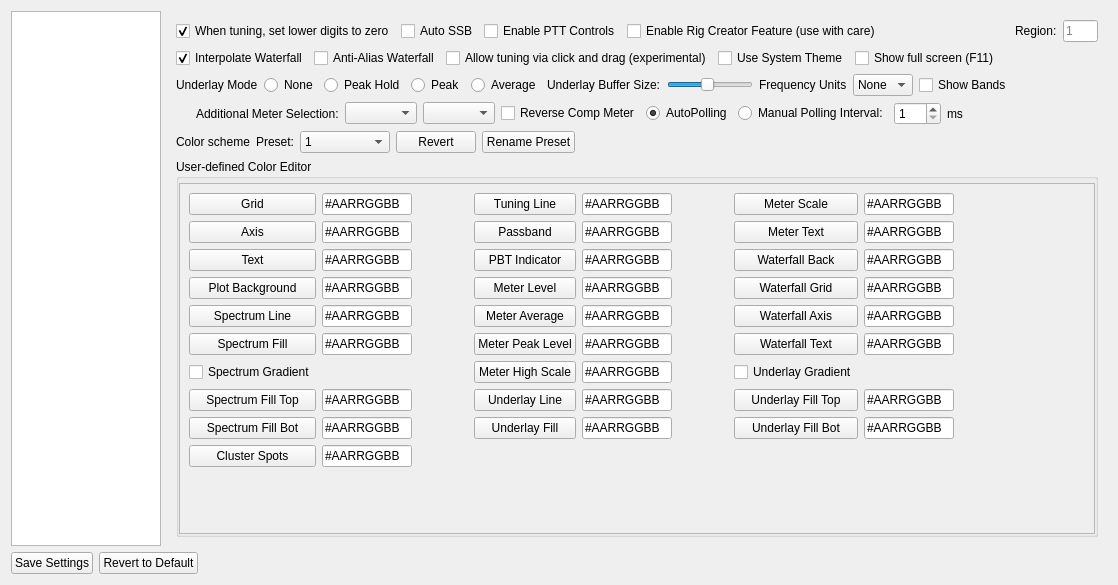
Qt form settingswidget.ui (adecarolis/wfweb) before a commit.
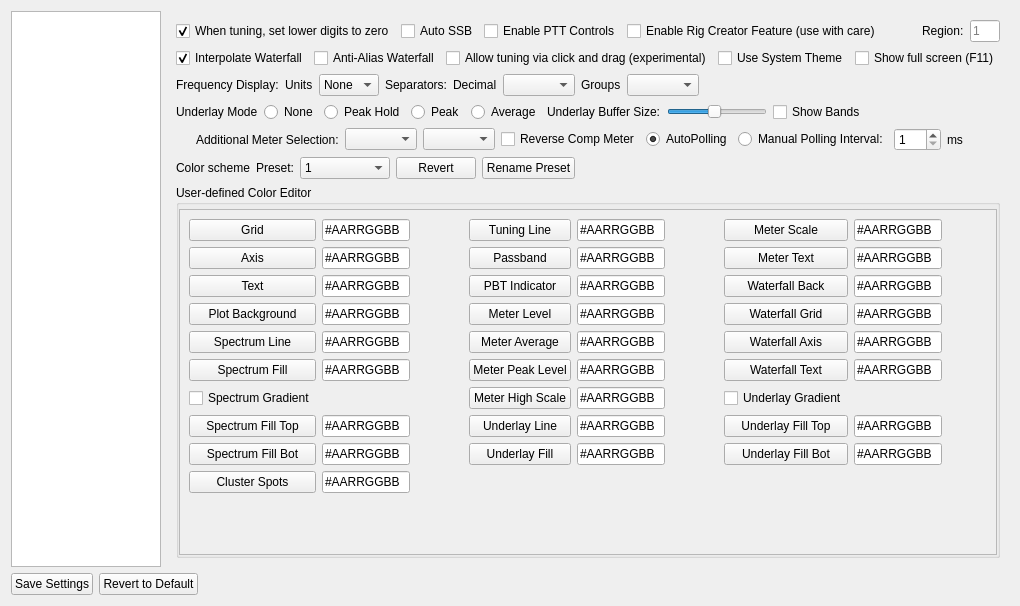
The same form after that commit. Custom widgets are drawn as their Qt base class.

Commit message: Add custom separators

Patch:
```diff
--- a/settingswidget.ui
+++ b/settingswidget.ui
@@ -6,8 +6,8 @@
    <rect>
     <x>0</x>
     <y>0</y>
-    <width>1118</width>
-    <height>585</height>
+    <width>1020</width>
+    <height>606</height>
    </rect>
   </property>
   <property name="windowTitle">
@@ -914,6 +914,93 @@
            </item>
           </layout>
          </item>
+         <item>
+          <layout class="QHBoxLayout" name="horizontalLayout_6">
+           <item>
+            <widget class="QLabel" name="label_3">
+             <property name="text">
+              <string>Frequency Display:</string>
+             </property>
+            </widget>
+           </item>
+           <item>
+            <widget class="QLabel" name="label_11">
+             <property name="text">
+              <string>Units</string>
+             </property>
+            </widget>
+           </item>
+           <item>
+            <widget class="QComboBox" name="frequencyUnitsCombo">
+             <item>
+              <property name="text">
+               <string>None</string>
+              </property>
+             </item>
+             <item>
+              <property name="text">
+               <string>Hz</string>
+              </property>
+             </item>
+             <item>
+              <property name="text">
+               <string>KHz</string>
+              </property>
+             </item>
+             <item>
+              <property name="text">
+               <string>MHz</string>
+              </property>
+             </item>
+             <item>
+              <property name="text">
+               <string>GHz</string>
+              </property>
+             </item>
+            </widget>
+           </item>
+           <item>
+            <widget class="QLabel" name="label_9">
+             <property name="text">
+              <string>Separators:</string>
+             </property>
+            </widget>
+           </item>
+           <item>
+            <widget class="QLabel" name="label_12">
+             <property name="text">
+              <string>Decimal</string>
+             </property>
+            </widget>
+           </item>
+           <item>
+            <widget class="QComboBox" name="decimalSeparatorsCombo"/>
+           </item>
+           <item>
+            <widget class="QLabel" name="label_10">
+             <property name="text">
+              <string>Groups</string>
+             </property>
+            </widget>
+           </item>
+           <item>
+            <widget class="QComboBox" name="groupSeparatorsCombo"/>
+           </item>
+           <item>
+            <spacer name="horizontalSpacer_9">
+             <property name="orientation">
+              <enum>Qt::Horizontal</enum>
+             </property>
+             <property name="sizeHint" stdset="0">
+              <size>
+               <width>40</width>
+               <height>20</height>
+              </size>
+             </property>
+            </spacer>
+           </item>
+          </layout>
+         </item>
          <item>
           <layout class="QHBoxLayout" name="horizontalLayout_43">
            <property name="leftMargin">
@@ -1010,42 +1097,6 @@
              </property>
             </widget>
            </item>
-           <item>
-            <widget class="QLabel" name="label_3">
-             <property name="text">
-              <string>Frequency Units</string>
-             </property>
-            </widget>
-           </item>
-           <item>
-            <widget class="QComboBox" name="frequencyUnitsCombo">
-             <item>
-              <property name="text">
-               <string>None</string>
-              </property>
-             </item>
-             <item>
-              <property name="text">
-               <string>Hz</string>
-              </property>
-             </item>
-             <item>
-              <property name="text">
-               <string>KHz</string>
-              </property>
-             </item>
-             <item>
-              <property name="text">
-               <string>MHz</string>
-              </property>
-             </item>
-             <item>
-              <property name="text">
-               <string>GHz</string>
-              </property>
-             </item>
-            </widget>
-           </item>
            <item>
             <widget class="QCheckBox" name="showBandsChk">
              <property name="text">
@@ -1326,8 +1377,8 @@
                 <rect>
                  <x>0</x>
                  <y>0</y>
-                 <width>916</width>
-                 <height>325</height>
+                 <width>804</width>
+                 <height>320</height>
                 </rect>
                </property>
                <layout class="QGridLayout" name="gridLayout_2">
```
The commit also changes 14 other files.
